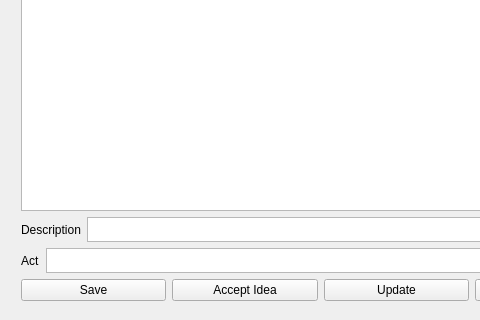
Old version of the form PracticeQT/PracticeQT.ui in the repository ColdCipri/PracticeQT; both pictures show x 0 to 480 and y 331 to 651 of the 640 by 651 pixel window.
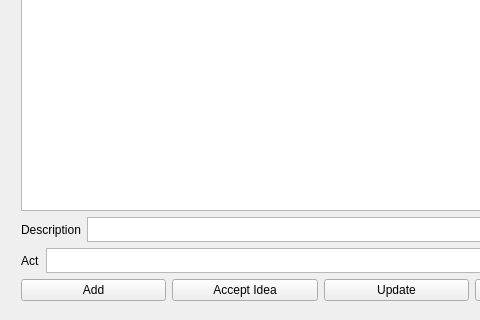
New version of the form.

Diff of the .ui file:
```diff
--- a/PracticeQT/PracticeQT.ui
+++ b/PracticeQT/PracticeQT.ui
@@ -91,7 +91,7 @@
       <item>
        <widget class="QPushButton" name="add">
         <property name="text">
-         <string>Save</string>
+         <string>Add</string>
         </property>
        </widget>
       </item>
```
